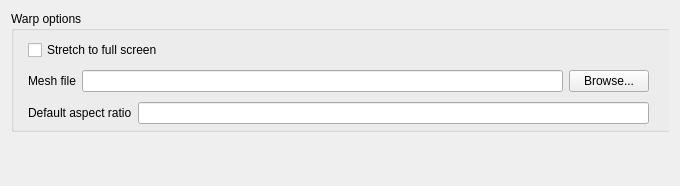
Old version of the form modules/gui/qt4/ui/sprefs_warp.ui in the repository pdbourke/vlc-warp-2.1.
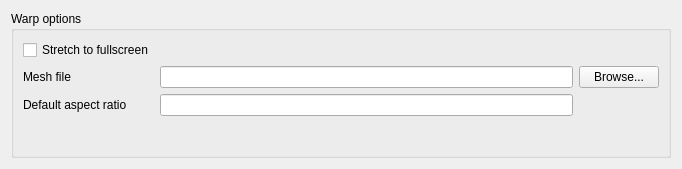
New version of the form.

Commit message: Removed hard coded menu sizing

Diff of the .ui file:
```diff
--- a/modules/gui/qt4/ui/sprefs_warp.ui
+++ b/modules/gui/qt4/ui/sprefs_warp.ui
@@ -7,8 +7,8 @@
    <rect>
     <x>0</x>
     <y>0</y>
-    <width>680</width>
-    <height>186</height>
+    <width>682</width>
+    <height>169</height>
    </rect>
   </property>
   <property name="windowTitle">
@@ -17,38 +17,23 @@
   <layout class="QVBoxLayout" name="verticalLayout_3">
    <item>
     <widget class="QWidget" name="warpZone" native="true">
+     <layout class="QVBoxLayout" name="videoZoneLayout">
+      <property name="margin">
+       <number>0</number>
+      </property>
+      <item>
      <widget class="QGroupBox" name="warpBox">
-      <property name="geometry">
-       <rect>
-        <x>0</x>
-        <y>0</y>
-        <width>661</width>
-        <height>121</height>
-       </rect>
-      </property>
       <property name="title">
        <string>Warp options</string>
       </property>
-      <widget class="QWidget" name="layoutWidget">
-       <property name="geometry">
-        <rect>
-         <x>17</x>
-         <y>25</y>
-         <width>621</width>
-         <height>94</height>
-        </rect>
-       </property>
-       <layout class="QVBoxLayout" name="verticalLayout">
-        <item>
-         <widget class="QCheckBox" name="stretch">
-          <property name="text">
-           <string>Stretch to full screen</string>
-          </property>
-         </widget>
-        </item>
-        <item>
-         <layout class="QHBoxLayout" name="horizontalLayout_2">
-          <item>
+        <layout class="QGridLayout">
+         <property name="margin">
+          <number>9</number>
+         </property>
+         <property name="spacing">
+          <number>6</number>
+         </property>
+         <item row="6" column="0">
            <widget class="QLabel" name="meshLabel">
             <property name="text">
              <string>Mesh file</string>
@@ -58,21 +43,7 @@
             </property>
            </widget>
           </item>
-          <item>
-           <widget class="QLineEdit" name="meshDirectory"/>
-          </item>
-          <item>
-           <widget class="QPushButton" name="meshDirectoryBrowse">
-            <property name="text">
-             <string>Browse...</string>
-            </property>
-           </widget>
-          </item>
-         </layout>
-        </item>
-        <item>
-         <layout class="QHBoxLayout" name="horizontalLayout">
-          <item>
+         <item row="8" column="0">
            <widget class="QLabel" name="arLabel">
             <property name="text">
              <string>Default aspect ratio</string>
@@ -82,15 +53,44 @@
             </property>
            </widget>
           </item>
-          <item>
+         <item row="6" column="5">
+          <widget class="QPushButton" name="meshDirectoryBrowse">
+           <property name="text">
+            <string>Browse...</string>
+           </property>
+          </widget>
+         </item>
+         <item row="0" column="0">
+          <widget class="QCheckBox" name="stretch">
+           <property name="text">
+            <string>Stretch to fullscreen</string>
+           </property>
+          </widget>
+         </item>
+         <item row="6" column="1">
+          <widget class="QLineEdit" name="meshDirectory"/>
+         </item>
+         <item row="8" column="1">
            <widget class="QLineEdit" name="arLine"/>
           </item>
-         </layout>
+         <item row="9" column="0">
+          <spacer name="verticalSpacer">
+           <property name="orientation">
+            <enum>Qt::Vertical</enum>
+           </property>
+           <property name="sizeHint" stdset="0">
+            <size>
+             <width>20</width>
+             <height>40</height>
+            </size>
+           </property>
+          </spacer>
+         </item>
+        </layout>
+       </widget>
         </item>
        </layout>
       </widget>
-     </widget>
-    </widget>
    </item>
   </layout>
  </widget>
```
Left out of the diff: 5 changed lines with no effect on the pictures. Lines whose indentation alone changed are shown as unchanged.
